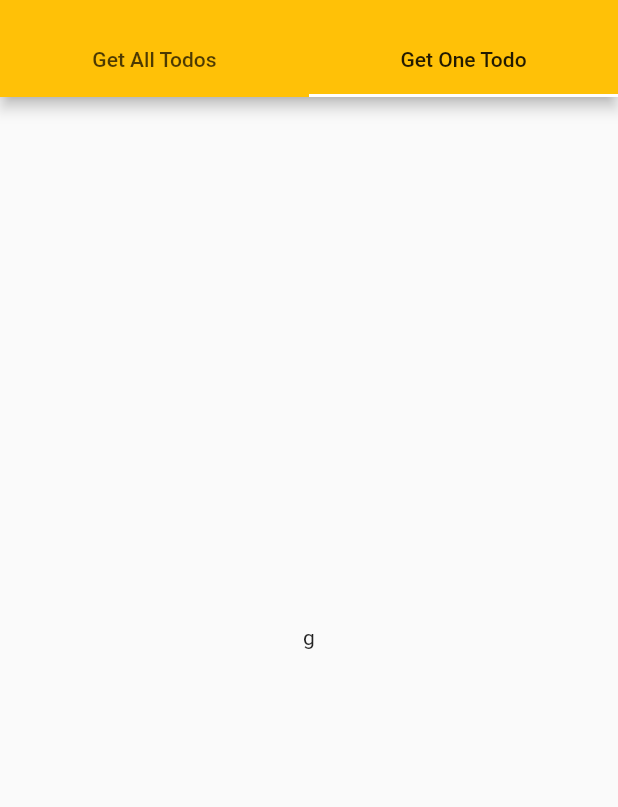
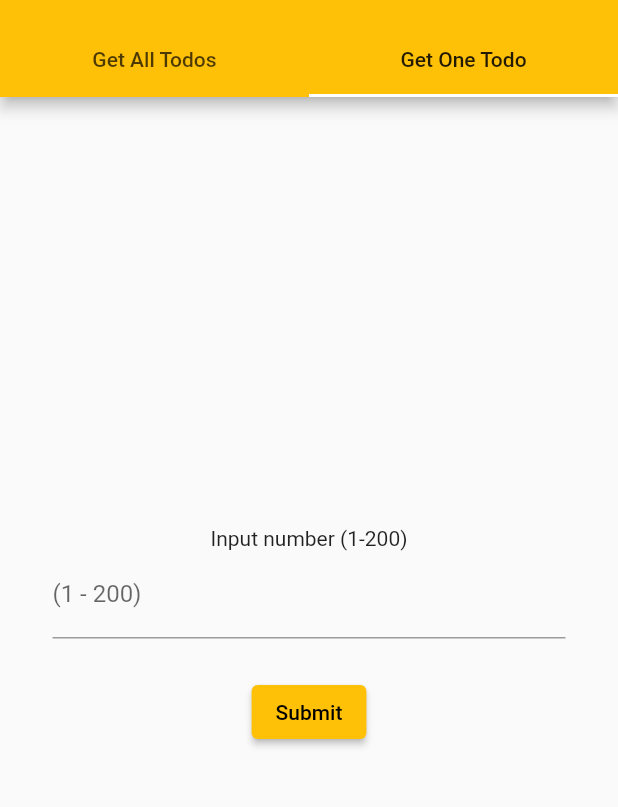
Before and after one commit to Rommel00/alegarbes_SemiFinal, a Flutter app: the screen it shows after launch, tab 2 chosen, on a phone screen of 412 x 824 dp, the part 59-866 px from its top. Run offline on Flutter 3.47's test engine with Material 2 defaults, Android fonts, the phone set to English and light mode, and no system bars; network calls fail.

Commit message:
created get one todo file and form func

```diff
--- a/lib/get_one_todo.dart
+++ b/lib/get_one_todo.dart
@@ -8,10 +8,45 @@ class GetOneTodo extends StatefulWidget {
 }
 
 class _GetOneTodoState extends State<GetOneTodo> {
+  TextEditingController indexController = TextEditingController();
   @override
   Widget build(BuildContext context) {
-    return const Center(
-      child: Text("g"),
+    return Container(
+      margin: const EdgeInsets.symmetric(horizontal: 35),
+      child: Column(
+        mainAxisAlignment: MainAxisAlignment.center,
+        children: [
+          /*heading text*/
+          const Text("Input number (1-200)"),
+
+          /*input field*/
+          TextField(
+            controller: indexController,
+            keyboardType: TextInputType.number,
+            decoration: const InputDecoration(
+              hintText: 'Input number',
+              labelText: '(1 - 200)',
+            ),
+          ),
+
+          /*button*/
+          Container(
+            margin: const EdgeInsets.only(top: 25),
+            child: ElevatedButton(
+              onPressed: () {
+                print(indexController.text);
+              },
+              child: const Text("Submit"),
+            ),
+          ),
+        ],
+      ),
     );
   }
+
+  @override
+  void dispose() {
+    indexController.dispose();
+    super.dispose();
+  }
 }
--- a/lib/main.dart
+++ b/lib/main.dart
@@ -1,7 +1,7 @@
-import 'package:alegarbes_todo/get_one_todo.dart';
 import 'package:flutter/material.dart';
 
 import 'get_all_todos.dart';
+import 'get_one_todo.dart';
 
 void main() {
   runApp(const MyApp());
```
